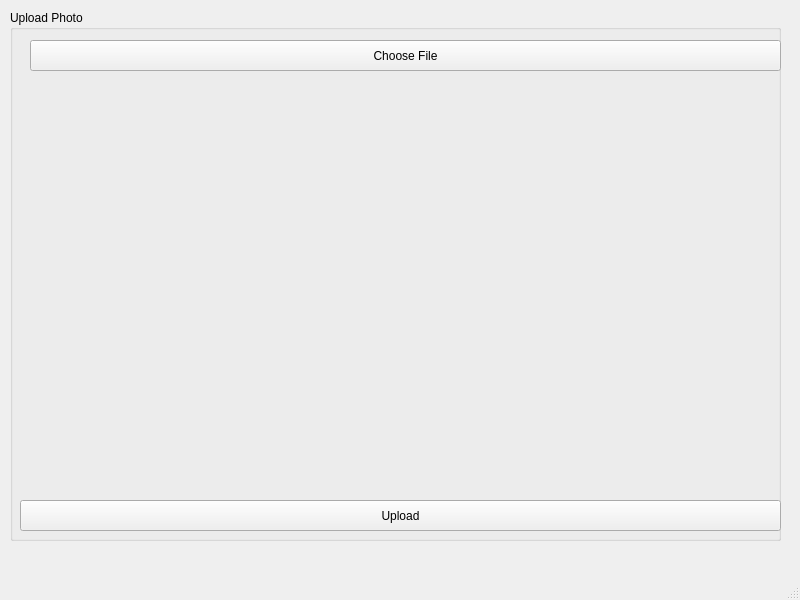
osamahammad21/Distributed, file uploadphotowindow.ui: the form before one commit.
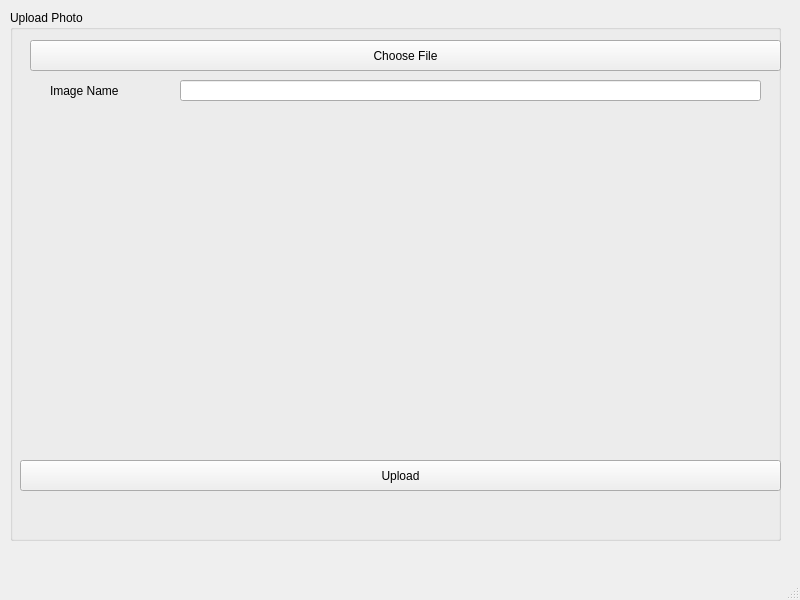
The form after the commit.

Diff of the .ui file:
```diff
--- a/uploadphotowindow.ui
+++ b/uploadphotowindow.ui
@@ -43,9 +43,9 @@
      <property name="geometry">
       <rect>
        <x>30</x>
-       <y>70</y>
+       <y>100</y>
        <width>741</width>
-       <height>411</height>
+       <height>331</height>
       </rect>
      </property>
      <property name="text">
@@ -56,7 +56,7 @@
      <property name="geometry">
       <rect>
        <x>10</x>
-       <y>490</y>
+       <y>450</y>
        <width>761</width>
        <height>31</height>
       </rect>
@@ -65,6 +65,42 @@
       <string>Upload</string>
      </property>
     </widget>
+    <widget class="QLabel" name="label_2">
+     <property name="geometry">
+      <rect>
+       <x>40</x>
+       <y>70</y>
+       <width>121</width>
+       <height>21</height>
+      </rect>
+     </property>
+     <property name="text">
+      <string>Image Name</string>
+     </property>
+    </widget>
+    <widget class="QLineEdit" name="lineEdit_imageName">
+     <property name="geometry">
+      <rect>
+       <x>170</x>
+       <y>70</y>
+       <width>581</width>
+       <height>21</height>
+      </rect>
+     </property>
+    </widget>
+    <widget class="QLabel" name="label_successMessage">
+     <property name="geometry">
+      <rect>
+       <x>10</x>
+       <y>490</y>
+       <width>701</width>
+       <height>21</height>
+      </rect>
+     </property>
+     <property name="text">
+      <string/>
+     </property>
+    </widget>
    </widget>
   </widget>
   <widget class="QMenuBar" name="menubar">
```
